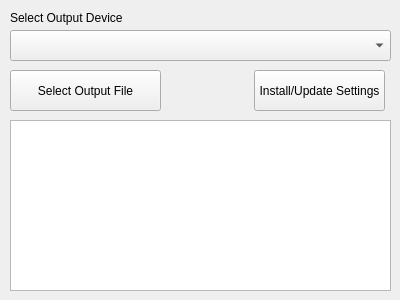
Qt form MainWidget.ui (DieselDemi/JShark) before a commit.
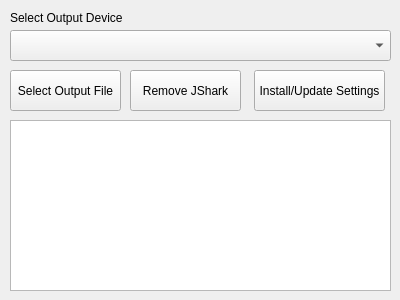
The same form after that commit.

Diff of the .ui file:
```diff
--- a/MainWidget.ui
+++ b/MainWidget.ui
@@ -66,7 +66,7 @@
     <rect>
      <x>10</x>
      <y>70</y>
-     <width>151</width>
+     <width>111</width>
      <height>41</height>
     </rect>
    </property>
@@ -87,6 +87,19 @@
     <string>Install/Update Settings</string>
    </property>
   </widget>
+  <widget class="QPushButton" name="removeJSharkButton">
+   <property name="geometry">
+    <rect>
+     <x>130</x>
+     <y>70</y>
+     <width>111</width>
+     <height>41</height>
+    </rect>
+   </property>
+   <property name="text">
+    <string>Remove JShark</string>
+   </property>
+  </widget>
  </widget>
  <resources/>
  <connections/>
```
